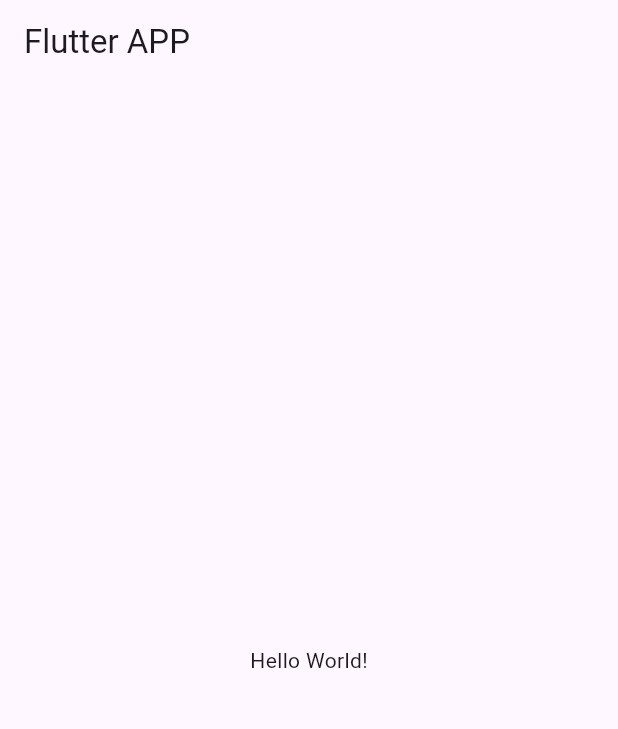
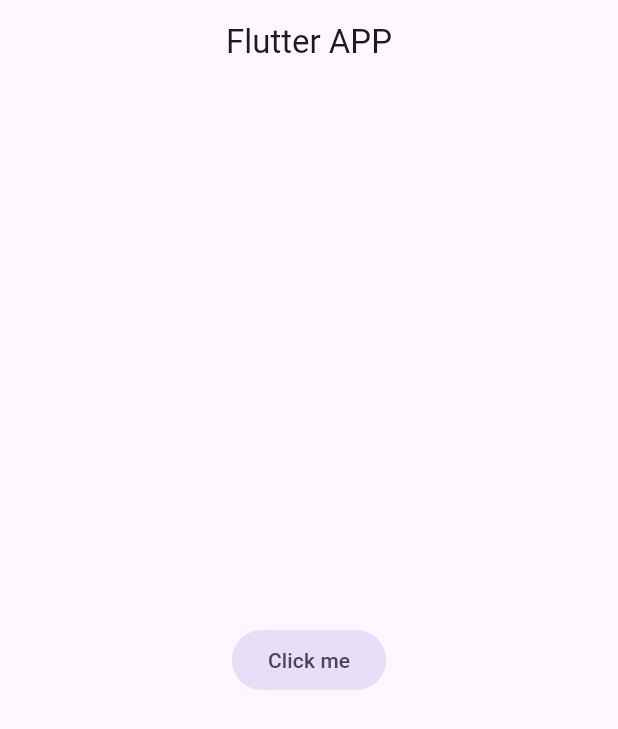
Before and after one commit to bastndev/Class_Flutter, a Flutter app: the screen it shows after launch, on a phone screen of 412 x 824 dp. Shown: the top 729 px of the screen. Run offline on Flutter 3.47's test engine with Material 3 defaults, Android fonts, the phone set to English and light mode, and no system bars.

Commit message:
[add] new  file called theme

```diff
--- /dev/null
+++ b/class_2/lib/config/theme/app_theme.dart
@@ -0,0 +1,7 @@
+import 'package:flutter/material.dart';
+
+class AppTheme {
+  ThemeData theme() {
+    return ThemeData();
+  }
+}
--- a/class_2/lib/main.dart
+++ b/class_2/lib/main.dart
@@ -1,3 +1,4 @@
+import 'package:class_2/config/theme/app_theme.dart';
 import 'package:flutter/material.dart';
 
 void main(List<String> args) {
@@ -11,12 +12,17 @@ class MyApp extends StatelessWidget {
   Widget build(BuildContext context) {
     return MaterialApp(
       debugShowCheckedModeBanner: false,
+      theme: AppTheme().theme(),
       home: Scaffold(
         appBar: AppBar(
           title: const Text('Flutter APP'),
+          centerTitle: true,
         ),
-        body: const Center(
-          child: Text('Hello World!'),
+        body: Center(
+          child: FilledButton.tonal(
+            onPressed: () {},
+            child: const Text('Click me'),
+          ),
         ),
       ),
     );
```
